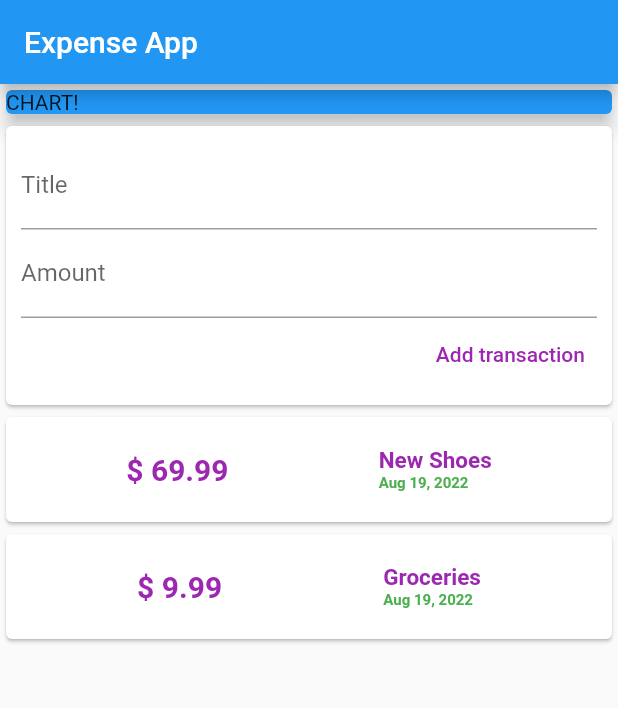
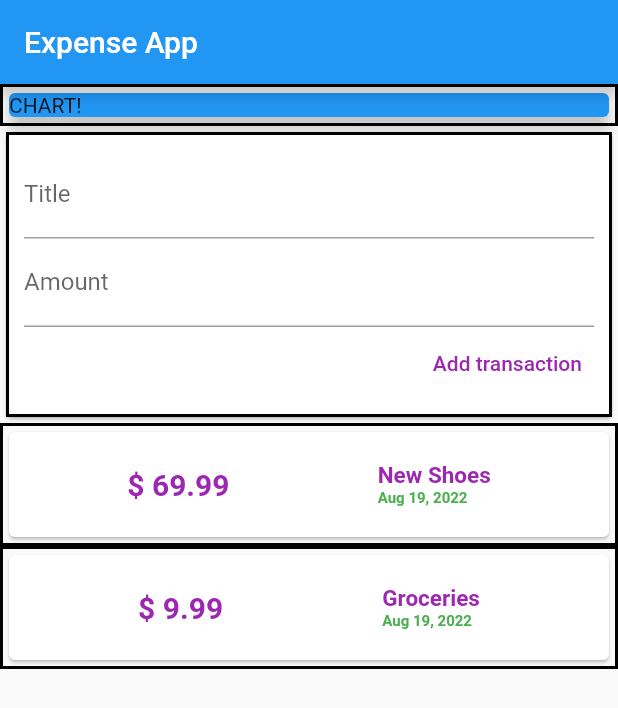
Before and after one commit to prasannakumar2495/expense_tracker, a Flutter app: the screen it shows after launch, on a phone screen of 412 x 824 dp. Shown: the top 708 px of the screen. Run offline on Flutter 3.47's test engine with Material 2 defaults, Android fonts, the phone set to English and light mode, and no system bars.

Commit message:
Added ListView.builder for better performance.

```diff
--- a/lib/main.dart
+++ b/lib/main.dart
@@ -1,8 +1,8 @@
 // ignore_for_file: avoid_print
 
-import 'package:expense_tracker/transaction.dart';
 import 'package:flutter/material.dart';
-import 'package:intl/intl.dart';
+
+import 'widgets/user_transactions.dart';
 
 void main() {
   runApp(MyApp());
@@ -10,21 +10,6 @@ void main() {
 
 class MyApp extends StatelessWidget {
   MyApp({Key? key}) : super(key: key);
-
-  final List<Transaction> transactions = [
-    Transaction(
-      id: "t1",
-      title: "New Shoes",
-      amount: 69.99,
-      dateTime: DateTime.now(),
-    ),
-    Transaction(
-      id: "t2",
-      title: "Groceries",
-      amount: 9.99,
-      dateTime: DateTime.now(),
-    ),
-  ];
 
   // late String _titleInput;
   // late String _amountInput;
@@ -43,97 +28,17 @@ class MyApp extends StatelessWidget {
         body: Column(
           crossAxisAlignment: CrossAxisAlignment.stretch,
           children: <Widget>[
-            const SizedBox(
+            Container(
               width: double.infinity,
-              child: Card(
+              decoration: BoxDecoration(
+                  border: Border.all(width: 2, color: Colors.black)),
+              child: const Card(
                 color: Colors.blue,
                 elevation: 5,
                 child: Text("CHART!"),
               ),
             ),
-            Card(
-              child: Container(
-                padding: const EdgeInsets.all(10),
-                child: Column(
-                  crossAxisAlignment: CrossAxisAlignment.end,
-                  children: [
-                    TextField(
-                      controller: titleController,
-                      // onChanged: (value) {
-                      //   _titleInput = value;
-                      // },
-                      decoration: const InputDecoration(labelText: "Title"),
-                    ),
-                    TextField(
-                      controller: amountController,
-                      // onChanged: (value) {
-                      //   _amountInput = value;
-                      // },
-                      decoration: const InputDecoration(labelText: "Amount"),
-                    ),
-                    TextButton(
-                      onPressed: () {
-                        print(titleController.text);
-                      },
-                      child: const Text(
-                        "Add transaction",
-                        style: TextStyle(color: Colors.purple),
-                      ),
-                    )
-                  ],
-                ),
-              ),
-            ),
-            Column(
-                children: transactions.map(
-              (tx) {
-                return Card(
-                  child: Row(
-                    mainAxisAlignment: MainAxisAlignment.spaceEvenly,
-                    children: [
-                      Container(
-                        margin: const EdgeInsets.all(10),
-                        padding: const EdgeInsets.all(10),
-                        child: Text(
-                          "\$ ${tx.amount}",
-                          style: const TextStyle(
-                            fontWeight: FontWeight.bold,
-                            fontSize: 20,
-                            color: Colors.purple,
-                          ),
-                        ),
-                      ),
-                      Container(
-                        padding: const EdgeInsets.all(10),
-                        margin: const EdgeInsets.all(10),
-                        child: Column(
-                          mainAxisAlignment: MainAxisAlignment.spaceEvenly,
-                          crossAxisAlignment: CrossAxisAlignment.start,
-                          children: [
-                            Text(
-                              tx.title,
-                              style: const TextStyle(
-                                color: Colors.purple,
-                                fontSize: 15,
-                                fontWeight: FontWeight.bold,
-                              ),
-                            ),
-                            Text(
-                              DateFormat.yMMMd().format(tx.dateTime),
-                              style: const TextStyle(
-                                color: Colors.green,
-                                fontSize: 10,
-                                fontWeight: FontWeight.bold,
-                              ),
-                            ),
-                          ],
-                        ),
-                      ),
-                    ],
-                  ),
-                );
-              },
-            ).toList()),
+            const UserTransactions(),
           ],
         ),
       ),
--- /dev/null
+++ b/lib/widgets/new_transaction.dart
@@ -0,0 +1,48 @@
+import 'package:flutter/material.dart';
+
+class NewTransaction extends StatelessWidget {
+  final Function addNewTransaction;
+  final titleController = TextEditingController();
+  final amountController = TextEditingController();
+  NewTransaction(
+    this.addNewTransaction, {
+    Key? key,
+  }) : super(key: key);
+
+  @override
+  Widget build(BuildContext context) {
+    return Card(
+      child: Container(
+        decoration:
+            BoxDecoration(border: Border.all(width: 2, color: Colors.black)),
+        padding: const EdgeInsets.all(10),
+        child: Column(crossAxisAlignment: CrossAxisAlignment.end, children: [
+          TextField(
+            controller: titleController,
+            // onChanged: (value) {
+            //   _titleInput = value;
+            // },
+            decoration: const InputDecoration(labelText: "Title"),
+          ),
+          TextField(
+            controller: amountController,
+            // onChanged: (value) {
+            //   _amountInput = value;
+            // },
+            decoration: const InputDecoration(labelText: "Amount"),
+          ),
+          TextButton(
+            onPressed: () {
+              addNewTransaction(
+                  titleController.text, double.parse(amountController.text));
+            },
+            child: const Text(
+              "Add transaction",
+              style: TextStyle(color: Colors.purple),
+            ),
+          )
+        ]),
+      ),
+    );
+  }
+}
--- /dev/null
+++ b/lib/widgets/transaction_list.dart
@@ -0,0 +1,70 @@
+import 'package:expense_tracker/models/transaction.dart';
+import 'package:flutter/material.dart';
+import 'package:intl/intl.dart';
+
+class TransactionList extends StatelessWidget {
+  final List<Transaction> userTransaction;
+
+  const TransactionList({Key? key, required this.userTransaction})
+      : super(key: key);
+
+  @override
+  Widget build(BuildContext context) {
+    return SizedBox(
+      height: 500,
+      child: ListView.builder(
+        itemCount: userTransaction.length,
+        itemBuilder: (context, index) {
+          return Container(
+            decoration: BoxDecoration(
+                border: Border.all(width: 2, color: Colors.black)),
+            child: Card(
+              child: Row(
+                  mainAxisAlignment: MainAxisAlignment.spaceEvenly,
+                  children: [
+                    Container(
+                      margin: const EdgeInsets.all(10),
+                      padding: const EdgeInsets.all(10),
+                      child: Text(
+                        "\$ ${userTransaction[index].amount}",
+                        style: const TextStyle(
+                          fontWeight: FontWeight.bold,
+                          fontSize: 20,
+                          color: Colors.purple,
+                        ),
+                      ),
+                    ),
+                    Container(
+                      padding: const EdgeInsets.all(10),
+                      margin: const EdgeInsets.all(10),
+                      child: Column(
+                          mainAxisAlignment: MainAxisAlignment.spaceEvenly,
+                          crossAxisAlignment: CrossAxisAlignment.start,
+                          children: [
+                            Text(
+                              userTransaction[index].title,
+                              style: const TextStyle(
+                                color: Colors.purple,
+                                fontSize: 15,
+                                fontWeight: FontWeight.bold,
+                              ),
+                            ),
+                            Text(
+                              DateFormat.yMMMd()
+                                  .format(userTransaction[index].dateTime),
+                              style: const TextStyle(
+                                color: Colors.green,
+                                fontSize: 10,
+                                fontWeight: FontWeight.bold,
+                              ),
+                            ),
+                          ]),
+                    ),
+                  ]),
+            ),
+          );
+        },
+      ),
+    );
+  }
+}
--- /dev/null
+++ b/lib/widgets/user_transactions.dart
@@ -0,0 +1,54 @@
+import 'package:flutter/material.dart';
+
+import '../models/transaction.dart';
+import 'new_transaction.dart';
+import 'transaction_list.dart';
+
+class UserTransactions extends StatefulWidget {
+  const UserTransactions({Key? key}) : super(key: key);
+
+  @override
+  State<UserTransactions> createState() => _UserTransactionStates();
+}
+
+class _UserTransactionStates extends State<UserTransactions> {
+  final List<Transaction> _userTransaction = [
+    Transaction(
+      id: "t1",
+      title: "New Shoes",
+      amount: 69.99,
+      dateTime: DateTime.now(),
+    ),
+    Transaction(
+      id: "t2",
+      title: "Groceries",
+      amount: 9.99,
+      dateTime: DateTime.now(),
+    ),
+  ];
+
+  void _addNewTransaction(String txTitle, double txAmount) {
+    final newTx = Transaction(
+      id: DateTime.now().toString(),
+      title: txTitle,
+      amount: txAmount,
+      dateTime: DateTime.now(),
+    );
+
+    setState(() {
+      _userTransaction.add(newTx);
+    });
+  }
+
+  @override
+  Widget build(BuildContext context) {
+    return Column(
+      children: [
+        NewTransaction(_addNewTransaction),
+        TransactionList(
+          userTransaction: _userTransaction,
+        ),
+      ],
+    );
+  }
+}
```
Also changed, not shown: lib/models/transaction.dart (renamed from lib/transaction.dart), lib/transaction_list.dart (deleted).
